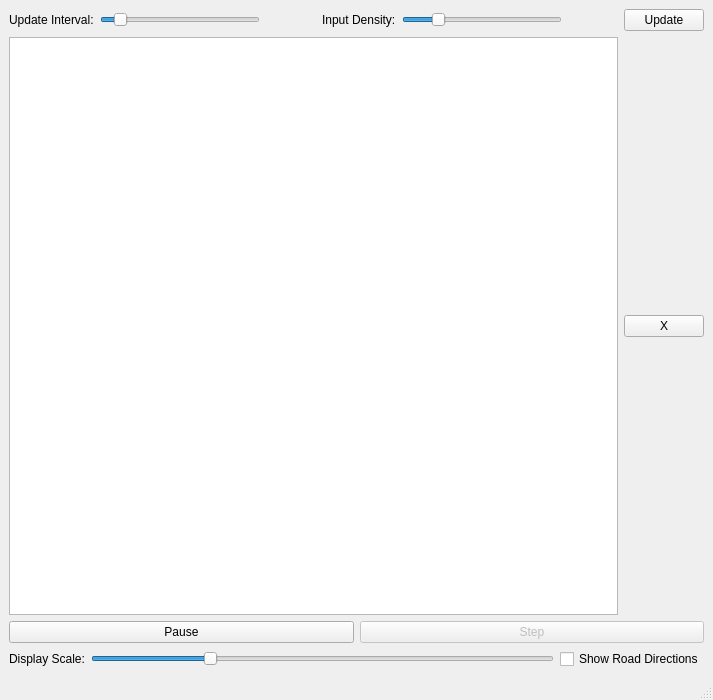
Above: mainwindow.ui from dutchgold92/TrafficSim before the change. Below: the same form after it.
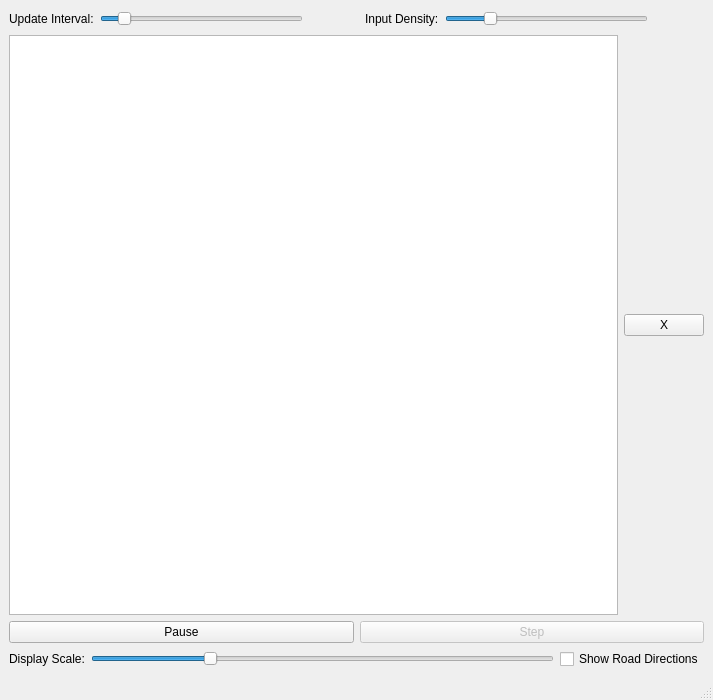
That is the form after the change.

Commit message: Sliders now update settings instantly on movement

The edit to the form file:
```diff
--- a/mainwindow.ui
+++ b/mainwindow.ui
@@ -119,13 +119,6 @@
         </property>
        </widget>
       </item>
-      <item>
-       <widget class="QPushButton" name="updateButton">
-        <property name="text">
-         <string>Update</string>
-        </property>
-       </widget>
-      </item>
      </layout>
     </item>
     <item>
```
Left out of the diff: 2 changed lines with no effect on the pictures. The commit also changes 4 other files.
